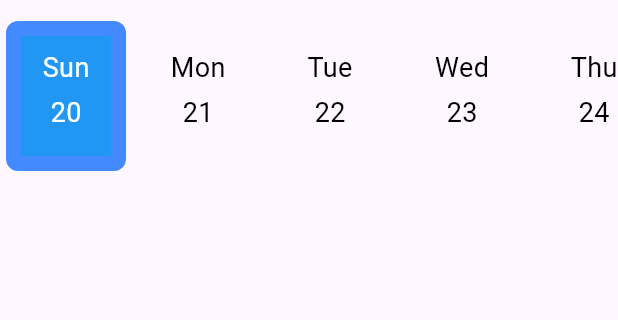
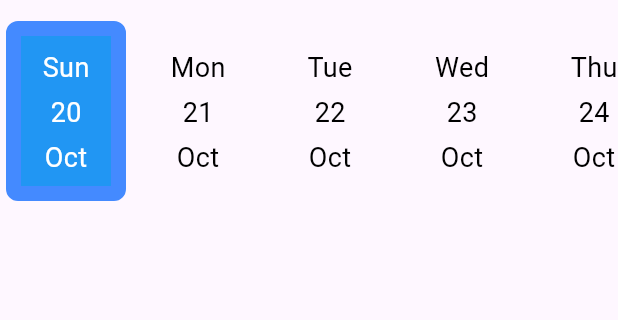
Before and after one commit to NafimAhmed/linear-calender-flutter, a Flutter app: the screen it shows after launch, on a phone screen of 412 x 824 dp, the part 63-383 px from its top. Run offline on Flutter 3.47's test engine with Material 3 defaults, Android fonts, the phone set to English and light mode, and no system bars; our stand-ins replace get.

Commit message:
dynamic element

```diff
--- a/example/lib/main.dart
+++ b/example/lib/main.dart
@@ -56,7 +56,7 @@ class Home extends StatelessWidget {
           LinearCalendar(
             // selectedBorderColor: Colors.green,
             // unselectedBorderColor: Colors.grey,
-            height: 100,
+            height: 120,
             monthVisibility: true,
             borderwidth: 10,
             onChanged: (DateTime value) {
--- a/pubspec.yaml
+++ b/pubspec.yaml
@@ -1,11 +1,11 @@
 name: linear_calender
 description: "A linear calender for flutter"
-version: 0.0.4
+version: 0.0.5
 homepage: https://github.com/NafimAhmed/linear-calender-flutter
 repository: https://github.com/NafimAhmed/linear-calender-flutter
 
 environment:
-  sdk: ^3.5.3
+  sdk: ">=2.17.0 <4.0.0"
   flutter: ">=1.17.0"
 
 dependencies:
```
Also changed, not shown: example/pubspec.lock, 2 other files.
